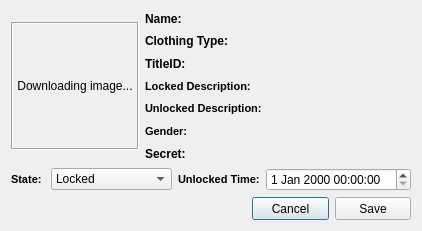
hetelek/XDBF-Manager, file XDBF/avatarawarddialog.ui: the form before one commit.
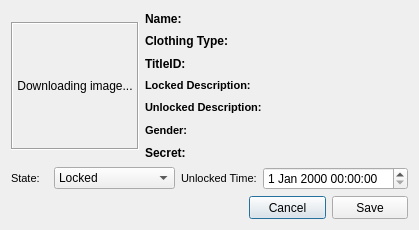
The form after the commit. Icons and pictures are not drawn.

Diff of the .ui file:
```diff
--- a/XDBF/avatarawarddialog.ui
+++ b/XDBF/avatarawarddialog.ui
@@ -7,7 +7,7 @@
     <x>0</x>
     <y>0</y>
     <width>419</width>
-    <height>231</height>
+    <height>230</height>
    </rect>
   </property>
   <property name="windowTitle">
@@ -181,7 +181,7 @@
 &lt;html&gt;&lt;head&gt;&lt;meta name=&quot;qrichtext&quot; content=&quot;1&quot; /&gt;&lt;style type=&quot;text/css&quot;&gt;
 p, li { white-space: pre-wrap; }
 &lt;/style&gt;&lt;/head&gt;&lt;body style=&quot; font-family:'MS Shell Dlg 2'; font-size:8.25pt; font-weight:400; font-style:normal;&quot;&gt;
-&lt;p style=&quot; margin-top:0px; margin-bottom:0px; margin-left:0px; margin-right:0px; -qt-block-indent:0; text-indent:0px;&quot;&gt;&lt;span style=&quot; font-size:8pt; font-weight:600;&quot;&gt;State: &lt;/span&gt;&lt;/p&gt;&lt;/body&gt;&lt;/html&gt;</string>
+&lt;p style=&quot; margin-top:0px; margin-bottom:0px; margin-left:0px; margin-right:0px; -qt-block-indent:0; text-indent:0px;&quot;&gt;&lt;span style=&quot; font-size:8pt;&quot;&gt;State: &lt;/span&gt;&lt;/p&gt;&lt;/body&gt;&lt;/html&gt;</string>
            </property>
           </widget>
          </item>
@@ -215,7 +215,7 @@
 &lt;html&gt;&lt;head&gt;&lt;meta name=&quot;qrichtext&quot; content=&quot;1&quot; /&gt;&lt;style type=&quot;text/css&quot;&gt;
 p, li { white-space: pre-wrap; }
 &lt;/style&gt;&lt;/head&gt;&lt;body style=&quot; font-family:'MS Shell Dlg 2'; font-size:8.25pt; font-weight:400; font-style:normal;&quot;&gt;
-&lt;p style=&quot; margin-top:0px; margin-bottom:0px; margin-left:0px; margin-right:0px; -qt-block-indent:0; text-indent:0px;&quot;&gt;&lt;span style=&quot; font-size:8pt; font-weight:600;&quot;&gt;Unlocked Time:&lt;/span&gt;&lt;/p&gt;&lt;/body&gt;&lt;/html&gt;</string>
+&lt;p style=&quot; margin-top:0px; margin-bottom:0px; margin-left:0px; margin-right:0px; -qt-block-indent:0; text-indent:0px;&quot;&gt;&lt;span style=&quot; font-size:8pt;&quot;&gt;Unlocked Time:&lt;/span&gt;&lt;/p&gt;&lt;/body&gt;&lt;/html&gt;</string>
            </property>
           </widget>
          </item>
```
